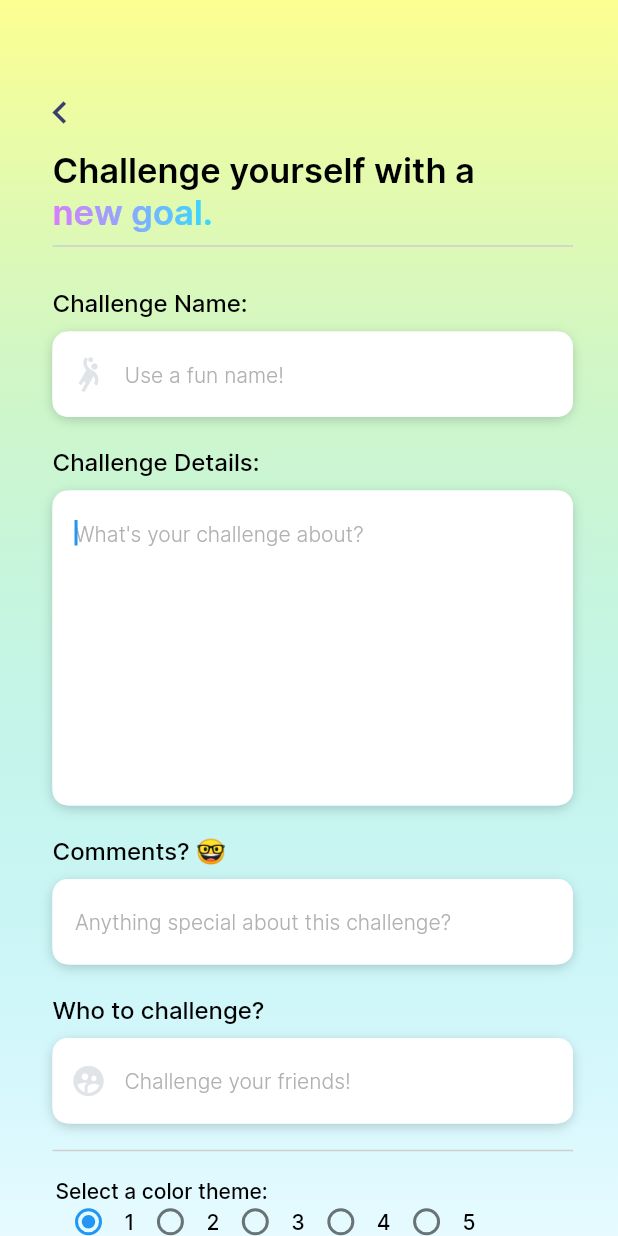
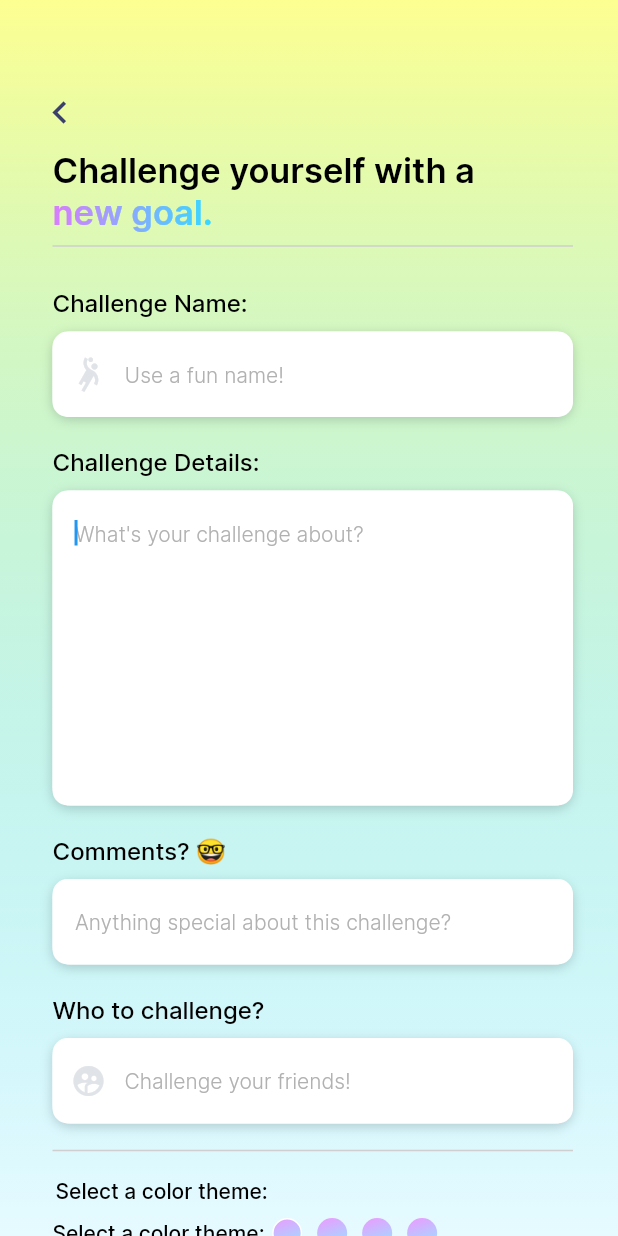
Before and after one commit to alexkocodes/Fitegy-App, a Flutter app: the CreateChallengeWidget screen opened by its route, on a phone screen of 412 x 824 dp. Run offline on Flutter 3.47's test engine with Material 2 defaults, Android fonts, the phone set to English and light mode, and no system bars; drawn by our look-alikes of simple_gradient_text; our stand-ins replace auto_size_text, built_collection, built_value, cloud_firestore, easy_debounce, file_picker and 17 more; missing offline and left inert: json_path, mime_type; accounts and stored records are empty.

Commit message:
fixed color buttons with index integration

```diff
--- a/lib/create_challenge/create_challenge_widget.dart
+++ b/lib/create_challenge/create_challenge_widget.dart
@@ -24,6 +24,7 @@
   TextEditingController? textController2;
   TextEditingController? textController4;
   final scaffoldKey = GlobalKey<ScaffoldState>();
+  int buttonIndex = 1;
 
   @override
   void initState() {
@@ -548,31 +549,6 @@
                                       ),
                                 ),
                               ),
-                              FlutterFlowRadioButton(
-                                options: ['1', '2', '3', '4', '5'].toList(),
-                                initialValue: '1',
-                                onChanged: (val) =>
-                                    setState(() => radioButtonValue = val),
-                                optionHeight: 25,
-                                textStyle: FlutterFlowTheme.of(context)
-                                    .bodyText1
-                                    .override(
-                                      fontFamily: FlutterFlowTheme.of(context)
-                                          .bodyText1Family,
-                                      color: Colors.black,
-                                      useGoogleFonts: GoogleFonts.asMap()
-                                          .containsKey(
-                                              FlutterFlowTheme.of(context)
-                                                  .bodyText1Family),
-                                    ),
-                                buttonPosition: RadioButtonPosition.left,
-                                direction: Axis.horizontal,
-                                radioButtonColor: Colors.blue,
-                                inactiveRadioButtonColor: Color(0x8A000000),
-                                toggleable: false,
-                                horizontalAlignment: WrapAlignment.start,
-                                verticalAlignment: WrapCrossAlignment.start,
-                              ),
                             ],
                           ),
                         ),
@@ -604,6 +580,14 @@
                                 padding:
                                     EdgeInsetsDirectional.fromSTEB(5, 0, 5, 0),
                                 child: Container(
+                                  child: InkWell(
+                                    onTap: () {
+                                      setState(() {
+                                        buttonIndex = 1;
+                                        print("1");
+                                      });
+                                    },
+                                  ),
                                   width: 20,
                                   height: 20,
                                   decoration: BoxDecoration(
@@ -617,7 +601,9 @@
                                         end: AlignmentDirectional(0.34, 1),
                                       ),
                                       shape: BoxShape.circle,
-                                  ),
+                                      border: buttonIndex == 1
+                                          ? Border.all(color: Colors.white)
+                                          : null),
                                 ),
                               ),
                               Padding(
```
Also changed, not shown: lib/components/create_challenge_page_widget.dart (+136 -65 lines). Lines whose indentation alone changed are shown as unchanged.
